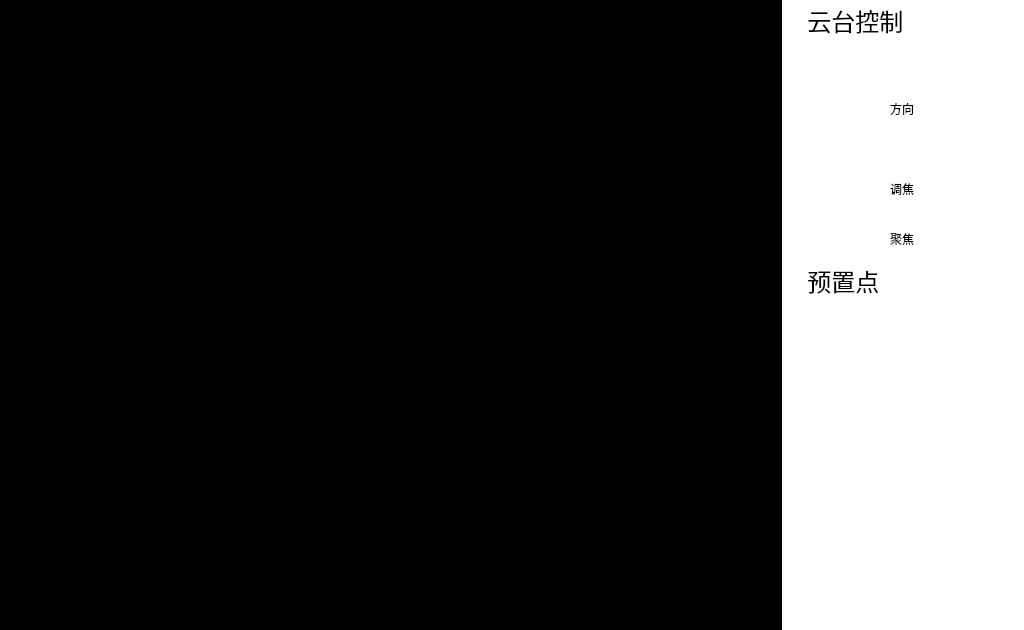
Qt form pvmsmonitorwidget.ui (1157889734/ARM-MyApplication) before a commit.
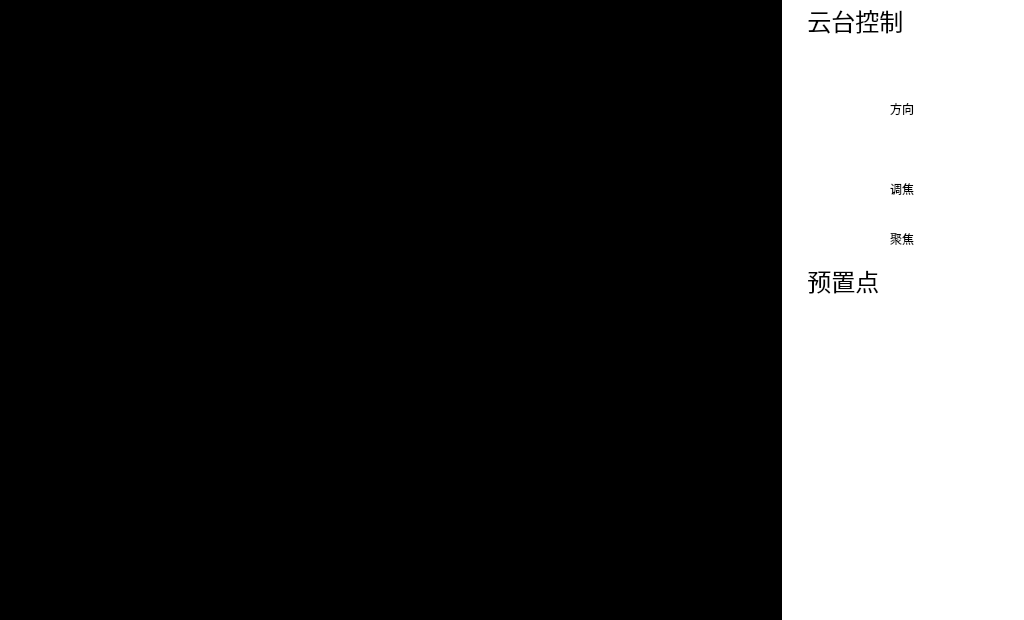
The same form after that commit. Icons and pictures are not drawn.

```diff
--- a/pvmsmonitorwidget.ui
+++ b/pvmsmonitorwidget.ui
@@ -7,7 +7,7 @@
     <x>0</x>
     <y>0</y>
     <width>1024</width>
-    <height>630</height>
+    <height>620</height>
    </rect>
   </property>
   <property name="windowTitle">
@@ -966,7 +966,7 @@
      <x>0</x>
      <y>0</y>
      <width>1024</width>
-     <height>630</height>
+     <height>620</height>
     </rect>
    </property>
    <property name="toolTipDuration">
@@ -985,7 +985,7 @@
      <x>0</x>
      <y>0</y>
      <width>782</width>
-     <height>630</height>
+     <height>620</height>
     </rect>
    </property>
    <property name="styleSheet">
```
